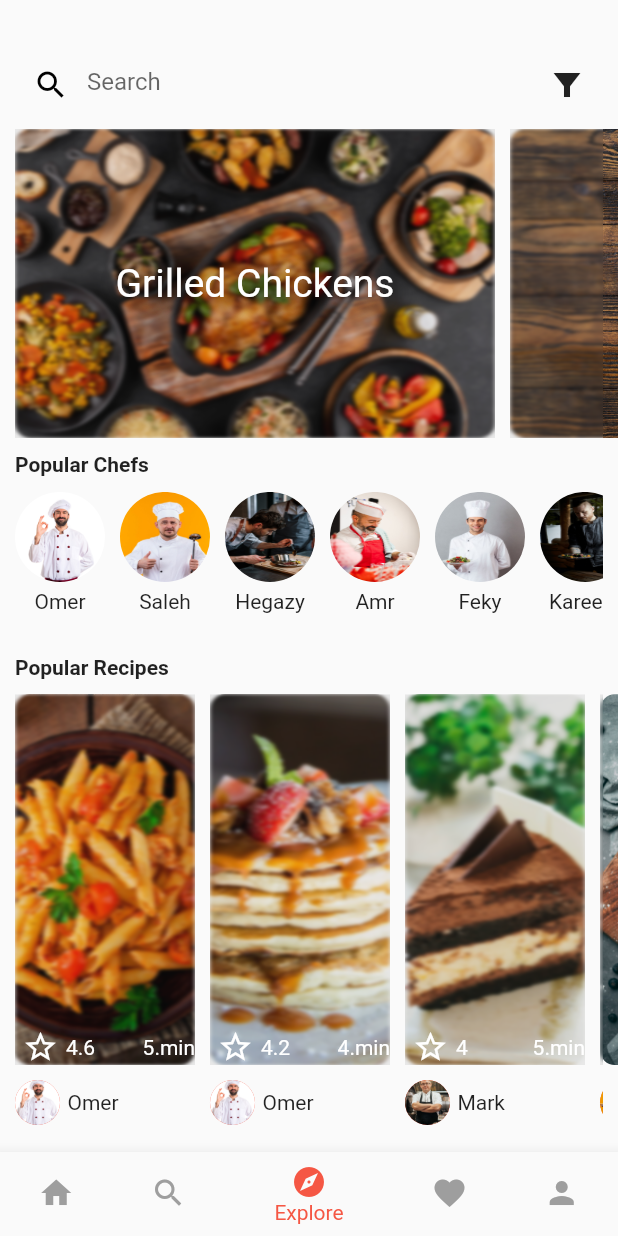
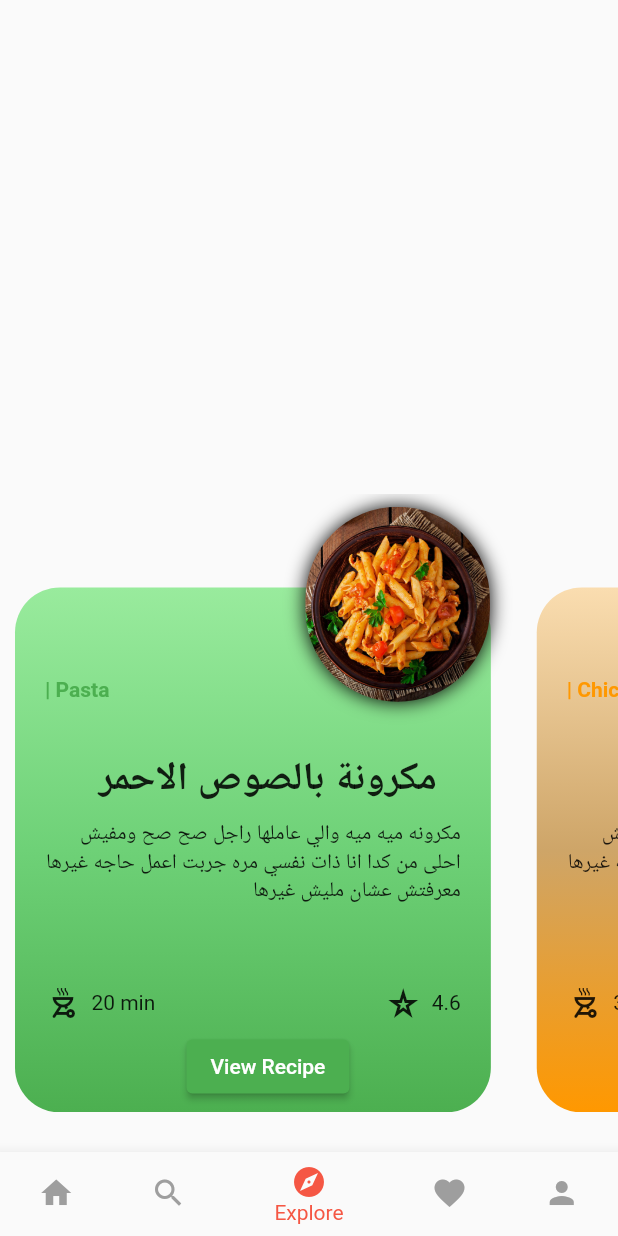
Before and after one commit to Hegazy02/foodcon, a Flutter app: the masterPage screen opened by its route, item 3 of the bottom bar chosen, on a phone screen of 412 x 824 dp. Run offline on Flutter 3.47's test engine with Material 2 defaults, Android fonts, the phone set to English and light mode, and no system bars.

Commit message:
add explore page

```diff
--- a/lib/Components/CustomButton.dart
+++ b/lib/Components/CustomButton.dart
@@ -3,14 +3,14 @@ import 'package:flutter/material.dart';
 class CustomButton extends StatelessWidget {
   String? txt;
   Function()? onPressed;
-  CustomButton({this.txt, this.onPressed});
+  EdgeInsetsGeometry? padding;
+  Color? color;
+  CustomButton({this.txt, this.onPressed, this.padding, this.color});
 
   @override
   Widget build(BuildContext context) {
     return ElevatedButton(
-      style: ButtonStyle(
-          padding:
-              MaterialStatePropertyAll(EdgeInsets.symmetric(vertical: 15))),
+      style: ElevatedButton.styleFrom(padding: padding, backgroundColor: color),
       onPressed: onPressed,
       child: Text(txt!),
     );
--- a/lib/Pages/Auth/SignInPage.dart
+++ b/lib/Pages/Auth/SignInPage.dart
@@ -23,7 +23,9 @@ class _LoginPageState extends State<LoginPage> {
             margin: EdgeInsets.symmetric(horizontal: 25),
             child: Column(
               children: [
-                SizedBox(height: 10,),
+                SizedBox(
+                  height: 10,
+                ),
                 Image.asset(
                   Klogo,
                   height: 150,
@@ -59,6 +61,7 @@ class _LoginPageState extends State<LoginPage> {
                       child: CustomButton(
                         txt: "Login",
                         onPressed: () {},
+                        padding: EdgeInsets.symmetric(vertical: 15),
                       ),
                     ),
                   ],
--- a/lib/Pages/Auth/SignUpPage.dart
+++ b/lib/Pages/Auth/SignUpPage.dart
@@ -82,6 +82,7 @@ class _SignUpPageState extends State<SignUpPage> {
                           Navigator.of(context)
                               .pushReplacementNamed(OnBoardingPage().id);
                         },
+                        padding: EdgeInsets.symmetric(vertical: 15),
                       ),
                     ),
                   ],
--- /dev/null
+++ b/lib/Pages/MainPages/explorePage.dart
@@ -0,0 +1,173 @@
+import 'package:flutter/material.dart';
+import 'package:foodcon/Components/CustomButton.dart';
+import 'package:foodcon/Services/Lists/Lists.dart';
+import 'package:foodcon/constants.dart';
+
+class ExplorePage extends StatelessWidget {
+  final double? height;
+  final double? width;
+  ExplorePage({this.height, this.width});
+  @override
+  Widget build(BuildContext context) {
+    return Column(
+      children: [
+        SizedBox(height: height! * 0.4, width: 400),
+        SizedBox(
+          height: height! * 0.5,
+          child: ListView.builder(
+              scrollDirection: Axis.horizontal,
+              itemCount: autoList.length,
+              itemBuilder: (context, index) {
+                return Container(
+                    margin: EdgeInsets.only(left: 10),
+                    child: CustomCard(
+                      cardTitle: autoList[index]['title'],
+                      cardCate: autoList[index]['category'],
+                      cardDesc:
+                          "مكرونه ميه ميه والي عاملها راجل صح صح ومفيش احلى من كدا انا ذات نفسي مره جربت اعمل حاجه غيرها معرفتش عشان مليش غيرها",
+                      cardImage: autoList[index]['image'],
+                      cardMin: autoList[index]['min'],
+                      cardStar: autoList[index]['star'],
+                      width: width,
+                      height: height,
+                    ));
+              }),
+        )
+      ],
+    );
+  }
+}
+
+class CustomCard extends StatelessWidget {
+  double? width;
+  double? height;
+  String? cardImage;
+  String? cardCate;
+  String? cardTitle;
+  String? cardDesc;
+  String? cardStar;
+  String? cardMin;
+  CustomCard({
+    this.width,
+    this.height,
+    this.cardImage,
+    this.cardCate,
+    this.cardTitle,
+    this.cardDesc,
+    this.cardStar,
+    this.cardMin,
+  });
+
+  @override
+  Widget build(BuildContext context) {
+    Map item =
+        categoriesList.firstWhere((element) => element['category'] == cardCate);
+    return SizedBox(
+      width: width! * 0.82,
+      child: Stack(
+        alignment: Alignment.bottomLeft,
+        children: [
+          Stack(
+            children: [
+              Container(
+                width: width! * 0.77,
+                height: 350,
+                decoration: BoxDecoration(
+                    borderRadius: BorderRadius.circular(30),
+                    // color: item['color2'],
+                    gradient: LinearGradient(
+                        begin: Alignment.topCenter,
+                        end: Alignment.bottomCenter,
+                        colors: [
+                          item['color1'],
+                          item['color2'],
+                          item['color4'],
+                        ])),
+                child: Padding(
+                  padding: EdgeInsets.only(left: 20, top: 110),
+                  child: Column(
+                    children: [
+                      Text(
+                        "${cardTitle}",
+                        style: TextStyle(
+                            fontSize: 26, fontWeight: FontWeight.bold),
+                        textDirection: TextDirection.rtl,
+                      ),
+                      SizedBox(
+                        height: 10,
+                      ),
+                      Padding(
+                        padding: EdgeInsets.only(right: 20),
+                        child: Text(
+                          "${cardDesc}",
+                          textDirection: TextDirection.rtl,
+                        ),
+                      ),
+                      Spacer(
+                        flex: 8,
+                      ),
+                      Row(
+                        children: [
+                          Icon(Icons.outdoor_grill_outlined),
+                          Text("  ${cardMin} min"),
+                          Spacer(),
+                          Icon(Icons.star_rate_outlined),
+                          Text("  ${cardStar}"),
+                          SizedBox(
+                            width: 20,
+                          )
+                        ],
+                      ),
+                      Spacer(
+                        flex: 1,
+                      ),
+                      CustomButton(
+                        txt: "View Recipe",
+                        onPressed: () {},
+                        color: item['color4'],
+                      ),
+                      Spacer(
+                        flex: 1,
+                      )
+                    ],
+                  ),
+                ),
+              ),
+              Padding(
+                  padding: EdgeInsets.only(left: 20, top: 60),
+                  child: Text(
+                    "| ${item['category']}",
+                    style: TextStyle(
+                        color: item['color4'], fontWeight: FontWeight.bold),
+                  )),
+            ],
+          ),
+          Positioned(
+            top: height! * 0.01,
+            left: width! * 0.47,
+            child: Container(
+              height: 130,
+              // width: 120,
+              child: ClipRRect(
+                borderRadius: BorderRadius.circular(70),
+                child: Image.asset(
+                  cardImage!,
+                  fit: BoxFit.fill,
+                ),
+              ),
+              decoration: BoxDecoration(
+                  borderRadius: BorderRadius.circular(70),
+                  boxShadow: [
+                    BoxShadow(
+                      offset: Offset(0.1, 0.1),
+                      spreadRadius: 0.1,
+                      blurRadius: 10,
+                    )
+                  ]),
+            ),
+          ),
+        ],
+      ),
+    );
+  }
+}
--- a/lib/Pages/masterPage.dart
+++ b/lib/Pages/masterPage.dart
@@ -4,6 +4,7 @@ import 'package:flutter/material.dart';
 import 'package:foodcon/Services/Lists/Lists.dart';
 import 'package:foodcon/Pages/MainPages/homePage.dart';
 import 'package:foodcon/Pages/MainPages/searchPage.dart';
+import 'package:foodcon/Pages/MainPages/explorePage.dart';
 import 'package:foodcon/constants.dart';
 
 class masterPage extends StatefulWidget {
@@ -15,63 +16,6 @@ class masterPage extends StatefulWidget {
 }
 
 class _masterPageState extends State<masterPage> {
-  List autoList = [
-    {
-      "title": "مكرونة بالصوص الاحمر",
-      "category": "Chickens",
-      "image": "assets/images/home/recipes/recipe1.jpg",
-      "chefName": "Mano",
-      "chefAvatar": "",
-      "star": "4.6",
-      "isLiked": true
-    },
-    {
-      "title": "فراخ",
-      "category": "Chickens",
-      "image": "assets/images/home/recipes/recipe2.jpg",
-      "chefName": "omer",
-      "chefAvatar": "assets/images/home/Chefs/chef3.jpg",
-      "star": "4.5",
-      "isLiked": false
-    },
-    {
-      "title": "فراخ مقلية",
-      "category": "Chickens",
-      "image": "assets/images/home/recipes/recipe3.jpg",
-      "chefName": "Hegazy",
-      "chefAvatar": "",
-      "star": "4.3",
-      "isLiked": true
-    },
-    {
-      "title": "فطيرة توت",
-      "category": "Desserts",
-      "image": "assets/images/home/recipes/recipe4.jpg",
-      "chefName": "Sakr",
-      "chefAvatar": "",
-      "star": "4.1",
-      "isLiked": true
-    },
-    {
-      "title": "برحر",
-      "category": "Burger",
-      "image": "assets/images/home/recipes/recipe5.jpg",
-      "chefName": "Dude",
-      "chefAvatar": "",
-      "star": "3.7",
-      "isLiked": false
-    },
-    {
-      "title": "beef",
-      "category": "Burger",
-      "image": "assets/images/home/recipes/recipe6.jpg",
-      "chefName": "Dude",
-      "chefAvatar": "",
-      "star": "2.6",
-      "isLiked": true
-    },
-  ];
-
   String searchVal = "";
   TextEditingController editingController = TextEditingController();
   @override
@@ -90,11 +34,10 @@ class _masterPageState extends State<masterPage> {
           width: width,
           autoList: autoList,
           searchVal: searchVal),
-      HomePage(
-          height: height,
-          width: width,
-          autoList: autoList,
-          searchVal: searchVal),
+      ExplorePage(
+        height: height,
+        width: width,
+      ),
       HomePage(
           height: height,
           width: width,
--- a/lib/Services/Lists/Lists.dart
+++ b/lib/Services/Lists/Lists.dart
@@ -1,5 +1,67 @@
 import 'package:flutter/material.dart';
 
+List autoList = [
+  {
+    "title": "مكرونة بالصوص الاحمر",
+    "category": "Pasta",
+    "image": "assets/images/home/recipes/recipe1.jpg",
+    "chefName": "Mano",
+    "chefAvatar": "",
+    "star": "4.6",
+    "min": "20",
+    "isLiked": true
+  },
+  {
+    "title": "فراخ",
+    "category": "Chickens",
+    "image": "assets/images/home/recipes/recipe2.jpg",
+    "chefName": "omer",
+    "chefAvatar": "assets/images/home/Chefs/chef3.jpg",
+    "star": "4.5",
+    "min": "30",
+    "isLiked": false
+  },
+  {
+    "title": "فراخ مقلية",
+    "category": "Chickens",
+    "image": "assets/images/home/recipes/recipe3.jpg",
+    "chefName": "Hegazy",
+    "chefAvatar": "",
+    "star": "4.3",
+    "min": "15",
+    "isLiked": true
+  },
+  {
+    "title": "فطيرة توت",
+    "category": "Desserts",
+    "image": "assets/images/home/recipes/recipe4.jpg",
+    "chefName": "Sakr",
+    "chefAvatar": "",
+    "star": "4.1",
+    "min": "17",
+    "isLiked": true
+  },
+  {
+    "title": "برجر",
+    "category": "Burger",
+    "image": "assets/images/home/recipes/recipe5.jpg",
+    "chefName": "Dude",
+    "chefAvatar": "",
+    "star": "3.7",
+    "min": "5",
+    "isLiked": false
+  },
+  {
+    "title": "beef",
+    "category": "Burger",
+    "image": "assets/images/home/recipes/recipe6.jpg",
+    "chefName": "Dude",
+    "chefAvatar": "",
+    "star": "2.6",
+    "min": "10",
+    "isLiked": true
+  },
+];
 String mainPAth = "assets/images/home/main/";
 List mainPostersList = [
   {"image": "${mainPAth}Grilled Chickens.jpg", "title": "Grilled Chickens"},
@@ -87,12 +149,52 @@ List popularRecipesList = [
   },
 ];
 List categoriesList = [
-  {"category": "Chickens", "color": Colors.orange},
-  {"category": "Pizza", "color": Colors.yellow},
-  {"category": "Burger", "color": Colors.red},
-  {"category": "Grilled", "color": Colors.redAccent},
-  {"category": "Pasta", "color": Colors.green},
-  {"category": "Desserts", "color": Colors.deepPurple},
-  {"category": "Shawrma", "color": Colors.grey},
-  {"category": "Others", "color": Colors.grey},
+  {
+    "category": "Chickens",
+    "color1": Color.fromARGB(255, 250, 221, 176),
+    "color2": Color.fromARGB(255, 206, 165, 104),
+    "color4": Colors.orange
+  },
+  {
+    "category": "Pizza",
+    "color1": Color.fromARGB(255, 235, 233, 153),
+    "color2": Color.fromARGB(255, 214, 216, 113),
+    "color4": Colors.yellow
+  },
+  {
+    "category": "Burger",
+    "color1": Color.fromARGB(255, 236, 154, 154),
+    "color2": Color.fromARGB(255, 216, 130, 115),
+    "color4": Colors.red
+  },
+  {
+    "category": "Grilled",
+    "color1": Color.fromARGB(255, 235, 153, 153),
+    "color2": Color.fromARGB(255, 223, 128, 112),
+    "color4": Colors.redAccent
+  },
+  {
+    "category": "Pasta",
+    "color1": Color.fromARGB(255, 153, 235, 157),
+    "color2": Color.fromARGB(255, 110, 209, 119),
+    "color4": Colors.green
+  },
+  {
+    "category": "Desserts",
+    "color1": Color.fromARGB(255, 165, 129, 224),
+    "color2": Color.fromARGB(255, 146, 119, 221),
+    "color4": Colors.deepPurple
+  },
+  {
+    "category": "Shawrma",
+    "color1": Color.fromARGB(255, 216, 218, 216),
+    "color2": Color.fromARGB(255, 174, 175, 174),
+    "color4": Colors.grey
+  },
+  {
+    "category": "Others",
+    "color1": Color.fromARGB(255, 159, 175, 159),
+    "color2": Color.fromARGB(255, 138, 146, 138),
+    "color4": Color.fromARGB(255, 122, 121, 121)
+  },
 ];
```
